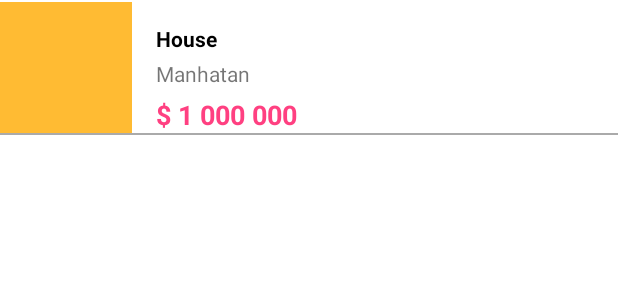
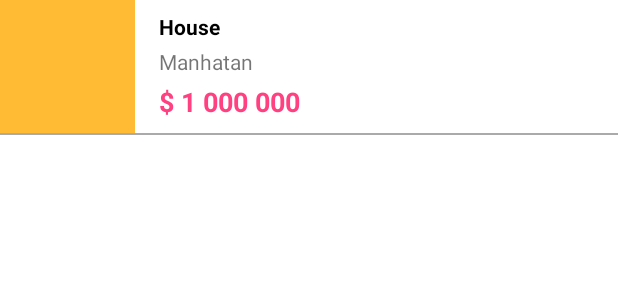
Before and after one commit to wilksyz/RealEstateManager, an Android app: the layout item_list_property.xml on its own in the app's theme, with its tools: preview values and no code run, on a phone screen of 412 x 824 dp. Shown: the top 300 px of the screen. Run offline under Robolectric (Android 15) with nearby library versions, the phone set to English and light mode, and no system bars; Roboto replaces fonts that are not available here.

```diff
--- a/app/src/main/java/com/openclassrooms/realestatemanager/ui/property_details/PropertyDetailFragment.kt
+++ b/app/src/main/java/com/openclassrooms/realestatemanager/ui/property_details/PropertyDetailFragment.kt
@@ -130,7 +130,7 @@ class PropertyDetailFragment : Fragment() {
             detail_property_location_textView.text = property?.address?.number+" "+property?.address?.street+"\n"+property?.address?.postCode+"\n"+property?.address?.city
             detail_property_description_textView.text = property?.descriptionProperty
             property?.let { getInterestPoint(it) }
-            //property?.let { getStaticMap(it) }
+            property?.let { getStaticMap(it) }
         })
     }
 
@@ -172,6 +172,8 @@ class PropertyDetailFragment : Fragment() {
                             .load(url)
                             .into(static_maps_imageView)
                 }
+            }else{
+                static_maps_imageView.visibility = View.GONE
             }
         }
     }
--- a/app/src/main/java/com/openclassrooms/realestatemanager/ui/property_list/recycler_view/PropertyViewHolder.kt
+++ b/app/src/main/java/com/openclassrooms/realestatemanager/ui/property_list/recycler_view/PropertyViewHolder.kt
@@ -15,8 +15,8 @@ class PropertyViewHolder(itemView: View) : RecyclerView.ViewHolder(itemView) {
             itemView.picture_view_holder_imageView.setImageURI(Uri.parse(picture.uri))
         }
         itemView.type_property_view_holder_textView.text = property.typeProperty
-        itemView.price_view_holder_textView.text = property.price
-        itemView.location_view_holder_textView.text = property.address.city
+        itemView.price_view_holder_textView.text = "$ ${property.price}"
+        itemView.location_view_holder_textView.text = "${property.address.postCode} ${property.address.city}"
     }
 
 }
--- a/app/src/main/res/layout/item_list_property.xml
+++ b/app/src/main/res/layout/item_list_property.xml
@@ -10,7 +10,7 @@
         android:layout_width="wrap_content"
         android:layout_height="wrap_content"
         android:layout_marginStart="16dp"
-        android:layout_marginTop="16dp"
+        android:layout_marginTop="8dp"
         android:fontFamily="@font/roboto"
         android:textColor="@android:color/black"
         android:textSize="14sp"
@@ -21,8 +21,8 @@
 
     <ImageView
         android:id="@+id/picture_view_holder_imageView"
-        android:layout_width="88dp"
-        android:layout_height="88dp"
+        android:layout_width="90dp"
+        android:layout_height="90dp"
         app:layout_constraintBottom_toBottomOf="parent"
         app:layout_constraintStart_toStartOf="parent"
         app:layout_constraintTop_toTopOf="parent"
@@ -50,24 +50,25 @@
         android:layout_width="0dp"
         android:layout_height="wrap_content"
         android:layout_marginStart="16dp"
-        android:layout_marginTop="4dp"
         android:layout_marginEnd="16dp"
+        android:layout_marginBottom="4dp"
         android:fontFamily="@font/roboto"
         android:textColor="@color/colorAccent"
         android:textSize="18sp"
         android:textStyle="bold"
-        app:layout_constraintBottom_toBottomOf="parent"
+        app:layout_constraintBottom_toTopOf="@+id/view2"
         app:layout_constraintEnd_toEndOf="parent"
         app:layout_constraintStart_toEndOf="@+id/picture_view_holder_imageView"
         app:layout_constraintTop_toBottomOf="@+id/location_view_holder_textView"
         tools:text="$ 1 000 000" />
 
     <View
+        android:id="@+id/view2"
         android:layout_width="0dp"
         android:layout_height="1dp"
         android:background="@android:color/darker_gray"
+        app:layout_constraintBottom_toBottomOf="parent"
         app:layout_constraintEnd_toEndOf="parent"
         app:layout_constraintHorizontal_bias="0.0"
-        app:layout_constraintStart_toStartOf="parent"
-        app:layout_constraintTop_toBottomOf="@+id/price_view_holder_textView" />
+        app:layout_constraintStart_toStartOf="parent" />
 </android.support.constraint.ConstraintLayout>
--- a/app/src/main/res/values/strings.xml
+++ b/app/src/main/res/values/strings.xml
@@ -5,7 +5,6 @@
     <string name="hello_blank_fragment">Hello blank fragment</string>
     <string name="create_property">Create property</string>
     <string name="popup_title_permission_files_access">this application needs to access the images to create a new property</string>
-
 
 
     // PropertyCreateActivity
```
Also changed, not shown: app/src/main/AndroidManifest.xml (+8 -5 lines), app/src/main/java/com/openclassrooms/realestatemanager/ui/property_maps/PropertyMapsActivity.kt (added, +13 -0 lines), app/src/main/res/layout/activity_property_maps.xml (added, +9 -0 lines), app/src/main/res/layout/fragment_details_property.xml (+4 -5 lines).
